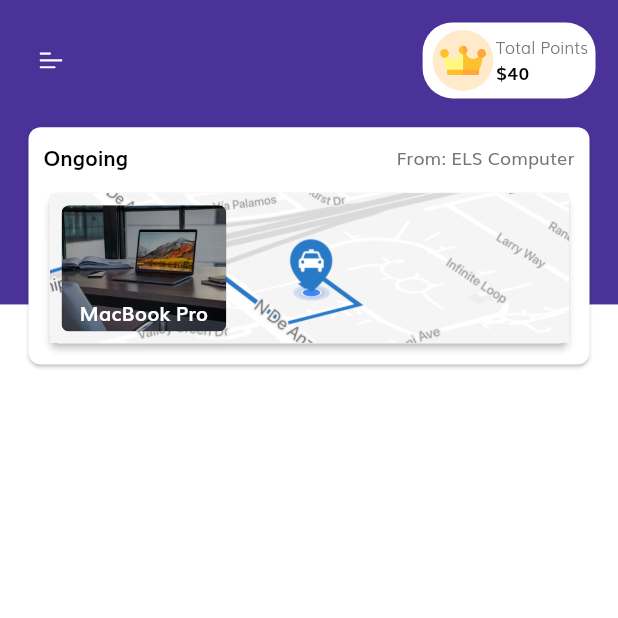
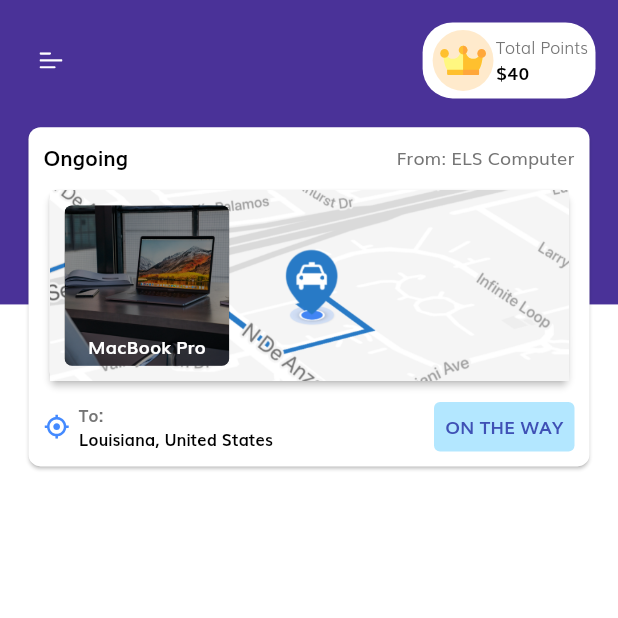
Before and after one commit to jeremy02/courier_delivery_service_app, a Flutter app: the HomeScreen screen opened by its route, on a phone screen of 412 x 824 dp, the top half of it. Run offline on Flutter 3.47's test engine with Material 2 defaults, Android fonts, the phone set to English and light mode, and no system bars; our stand-ins replace flutter_svg.

Commit message:
finish with top layout

```diff
--- a/lib/screens/splash/home/components/home_body.dart
+++ b/lib/screens/splash/home/components/home_body.dart
@@ -7,6 +7,8 @@ import 'top_container.dart';
 
 class HomeBody extends StatelessWidget {
 	@override
+	List<String> list = ["Hyderabad", "Visakhapatnam", "Vijayawada"];
+
 	Widget build(BuildContext context) {
 		return SafeArea(
 			child: Padding(
@@ -14,7 +16,7 @@ class HomeBody extends StatelessWidget {
 				child: Column(
 					children: [
 						buildAppBar(),
-						buildProductsLayout(),
+						buildProductsLayout(list),
 					],
 				),
 			),
@@ -32,7 +34,7 @@ class HomeBody extends StatelessWidget {
 					icon: SvgPicture.asset(
 						"assets/icons/menu.svg",
 						width: getProportionateScreenWidth(14),
-						height: getProportionateScreenWidth(14),
+						height: getProportionateScreenHeight(14),
 						color: Colors.white,
 					),
 					onPressed: () {},
@@ -43,7 +45,7 @@ class HomeBody extends StatelessWidget {
     }
 }
 
-Widget buildProductsLayout() {
+Widget buildProductsLayout(List<String> list) {
 	return SingleChildScrollView(
 		child: Padding(
 			padding: EdgeInsets.only(
@@ -53,6 +55,7 @@ Widget buildProductsLayout() {
 				children: [
 					SizedBox(height: getProportionateScreenHeight(15)),
 					TopContainer(),
+					SizedBox(height: getProportionateScreenHeight(15)),
 				],
 			),
 		)
--- /dev/null
+++ b/lib/screens/splash/home/components/ongoing_button.dart
@@ -0,0 +1,36 @@
+import 'package:flutter/material.dart';
+
+import '../../../../size_config.dart';
+
+class OngoingButton extends StatelessWidget {
+	final Color bgColor;
+	final Color textColor;
+	final String btnText;
+
+	const OngoingButton({
+		Key key,
+		this.bgColor,
+		this.textColor,
+		this.btnText,
+	}) : super(key: key);
+
+	@override
+	Widget build(BuildContext context) {
+		return Container(
+			padding: EdgeInsets.all(7.5),
+			decoration: BoxDecoration(
+				borderRadius: BorderRadius.circular(4.0),
+				color: bgColor,
+			),
+			child: Text(
+				btnText,
+				textAlign: TextAlign.center,
+				style: TextStyle(
+					color: textColor,
+					fontWeight: FontWeight.bold,
+					fontSize: getProportionateScreenWidth(11)
+				),
+			),
+		);
+	}
+}
--- a/lib/screens/splash/home/components/top_container.dart
+++ b/lib/screens/splash/home/components/top_container.dart
@@ -1,8 +1,10 @@
 import 'package:flutter/cupertino.dart';
 import 'package:flutter/material.dart';
+import 'package:flutter_svg/svg.dart';
 
 import '../../../../constants.dart';
 import '../../../../size_config.dart';
+import 'ongoing_button.dart';
 
 class TopContainer extends StatelessWidget {
 	@override
@@ -23,9 +25,13 @@ class TopContainer extends StatelessWidget {
 						children: [
 							_buildTopLayout(),
 							SizedBox(
-								height: getProportionateScreenHeight(10),
+								height: getProportionateScreenHeight(8.0),
 							),
-							_buildMiddleLayout()
+							_buildMiddleLayout(),
+							SizedBox(
+								height: getProportionateScreenHeight(10.0),
+							),
+							_buildBottomLayout(),
 						],
 					),
 				),
@@ -65,7 +71,7 @@ class TopContainer extends StatelessWidget {
 			),
 			child: Container(
 				width: double.infinity,
-				height: 100.0,
+				height: getProportionateScreenHeight(125),
 				decoration: BoxDecoration(
 					image: DecorationImage(
 						image: AssetImage("assets/images/maps_bg.png"),
@@ -77,7 +83,7 @@ class TopContainer extends StatelessWidget {
 						Container(
 							width: getProportionateScreenWidth(100),
 							height: double.infinity,
-							margin: EdgeInsets.all(8.0),
+							margin: EdgeInsets.all(10),
 							decoration: BoxDecoration(
 								borderRadius: BorderRadius.circular(5.0),
 								image: DecorationImage(
@@ -89,10 +95,10 @@ class TopContainer extends StatelessWidget {
 						Container(
 							width: getProportionateScreenWidth(100),
 							height: double.infinity,
-							margin: EdgeInsets.all(8.0),
+							margin: EdgeInsets.all(10),
 							decoration: BoxDecoration(
 								borderRadius: BorderRadius.circular(5.0),
-								color: Colors.black.withOpacity(0.3)
+								color: Colors.black.withOpacity(0.4)
 							),
 							child: Align(
 								alignment: Alignment.bottomCenter,
@@ -106,7 +112,7 @@ class TopContainer extends StatelessWidget {
 										style: TextStyle(
 											color: Colors.white,
 											fontWeight: FontWeight.bold,
-											fontSize: getProportionateScreenWidth(12)
+											fontSize: getProportionateScreenWidth(11)
 										),
 									),
 								)
@@ -117,4 +123,57 @@ class TopContainer extends StatelessWidget {
 			),
 		);
 	}
+
+	Row _buildBottomLayout() {
+		return Row(
+			mainAxisAlignment: MainAxisAlignment.spaceBetween,
+			children: [
+				productDestination(),
+				OngoingButton(
+					bgColor: Colors.lightBlueAccent.withOpacity(0.4),
+					textColor: Colors.indigo,
+					btnText: "on the way".toUpperCase(),
+				),
+			],
+		);
+	}
+
+	Row productDestination() {
+		return Row(
+			mainAxisAlignment: MainAxisAlignment.spaceBetween,
+			children: [
+				Container(
+					margin: EdgeInsets.only(right: 6.0),
+					child: SvgPicture.asset(
+						"assets/icons/gps.svg",
+						width: getProportionateScreenWidth(16),
+						height: getProportionateScreenHeight(16),
+						color: Colors.blueAccent,
+					),
+				),
+				Column(
+					crossAxisAlignment: CrossAxisAlignment.start,
+					children: [
+						Text(
+							"To:",
+							textAlign: TextAlign.start,
+							style: TextStyle(
+								fontWeight: FontWeight.bold,
+								fontSize: getProportionateScreenWidth(10)
+							),
+						),
+						Text(
+							"Louisiana, United States",
+							textAlign: TextAlign.start,
+							style: TextStyle(
+								color: Colors.black,
+								fontWeight: FontWeight.bold,
+								fontSize: getProportionateScreenWidth(10)
+							),
+						),
+					],
+				)
+			],
+		);
+	}
 }
```
Also changed, not shown: assets/icons/gps.svg (added), assets/images/product_image_1.png (added), assets/images/product_image_3.png.
